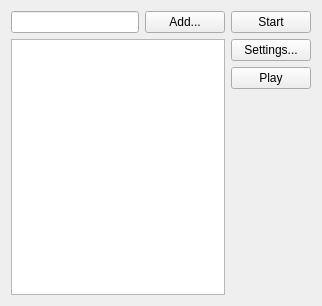
Old version of the form src/widget.ui in the repository ispyonyou/dictionaryCambridgePareser.
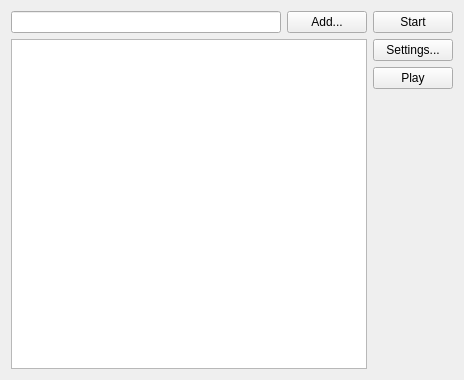
New version of the form.

```diff
--- a/src/widget.ui
+++ b/src/widget.ui
@@ -6,8 +6,8 @@
    <rect>
     <x>0</x>
     <y>0</y>
-    <width>322</width>
-    <height>306</height>
+    <width>464</width>
+    <height>380</height>
    </rect>
   </property>
   <property name="windowTitle">
```
